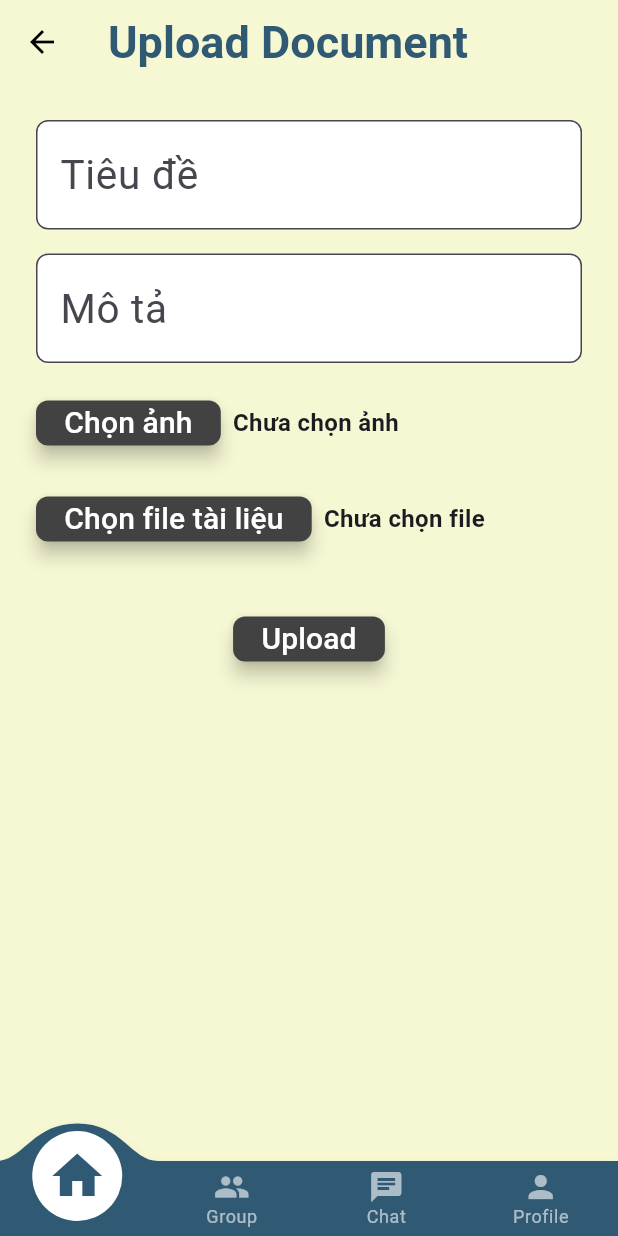
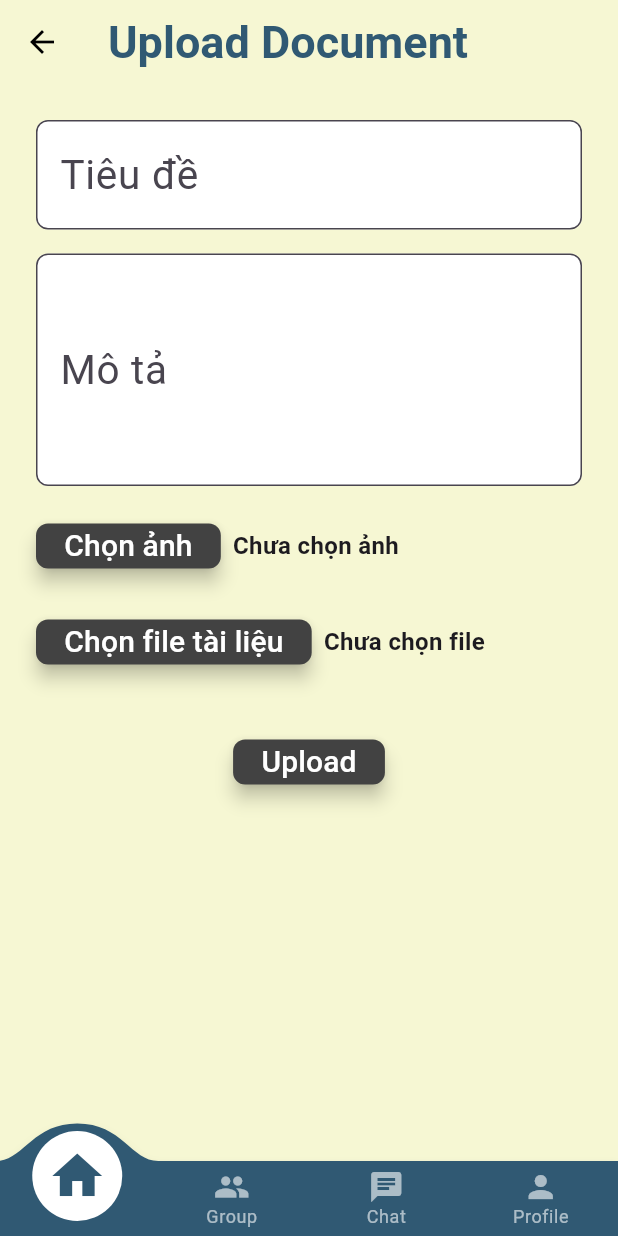
Before and after one commit to voduy112/Groupify_MobileApp, a Flutter app: the UploadDocumentScreen screen opened by its route, on a phone screen of 412 x 824 dp. Run offline on Flutter 3.47's test engine with Material 3 defaults, Android fonts, the light colour scheme and no system bars; drawn by our look-alikes of convex_bottom_bar, overlay_support; our stand-ins replace cached_network_image, carousel_slider, dio, file_picker, firebase_core, firebase_messaging and 5 more; missing offline and left inert: flutter_pdfview; accounts and stored records are empty; network calls fail; Roboto replaces fonts that are missing (Dongle).

Commit message:
Thêm thông báo thành công và đặt lại biểu mẫu sau khi tải tài liệu lên - Hiển thị thông báo thành công khi tải tài liệu lên thành công. - Đặt lại biểu mẫu và xóa biến sau khi hoàn tất tải lên. - Điều chỉnh trường mô tả để cho phép nhiều dòng. - Thêm bản xem trước hình ảnh cho các tệp đã chọn trước khi tải lên.

```diff
--- a/app/lib/features/document_share/views/upload_document_screen.dart
+++ b/app/lib/features/document_share/views/upload_document_screen.dart
@@ -79,6 +79,18 @@ class _UploadDocumentScreenState extends State<UploadDocumentScreen> {
         imageFile: imageFile,
         mainFile: mainFile,
       );
+      // Hiện thông báo thành công
+      ScaffoldMessenger.of(context).showSnackBar(
+        SnackBar(content: Text('Upload thành công!')),
+      );
+      // Reset form và các biến
+      _formKey.currentState!.reset();
+      setState(() {
+        title = null;
+        description = null;
+        imageFile = null;
+        mainFile = null;
+      });
     }
   }
 
@@ -114,6 +126,8 @@ class _UploadDocumentScreenState extends State<UploadDocumentScreen> {
                 decoration: InputDecoration(labelText: 'Mô tả'),
                 onSaved: (value) => description = value,
                 validator: (value) => Validate.notEmpty(value),
+                minLines: 3,
+                maxLines: null,
               ),
               SizedBox(height: 16),
               // Image picker
@@ -131,6 +145,16 @@ class _UploadDocumentScreenState extends State<UploadDocumentScreen> {
                   ),
                 ],
               ),
+              if (imageFile?.path != null && imageFile!.path!.isNotEmpty)
+                Padding(
+                  padding: const EdgeInsets.only(top: 8.0),
+                  child: Image.file(
+                    File(imageFile!.path!),
+                    width: 120,
+                    height: 120,
+                    fit: BoxFit.cover,
+                  ),
+                ),
               SizedBox(height: 16),
               // Main file picker
               Row(
```
